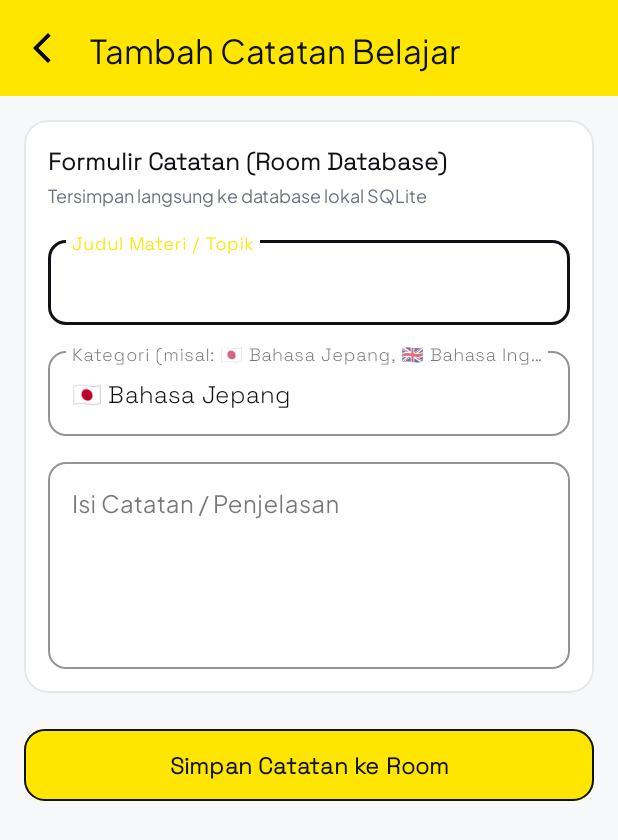
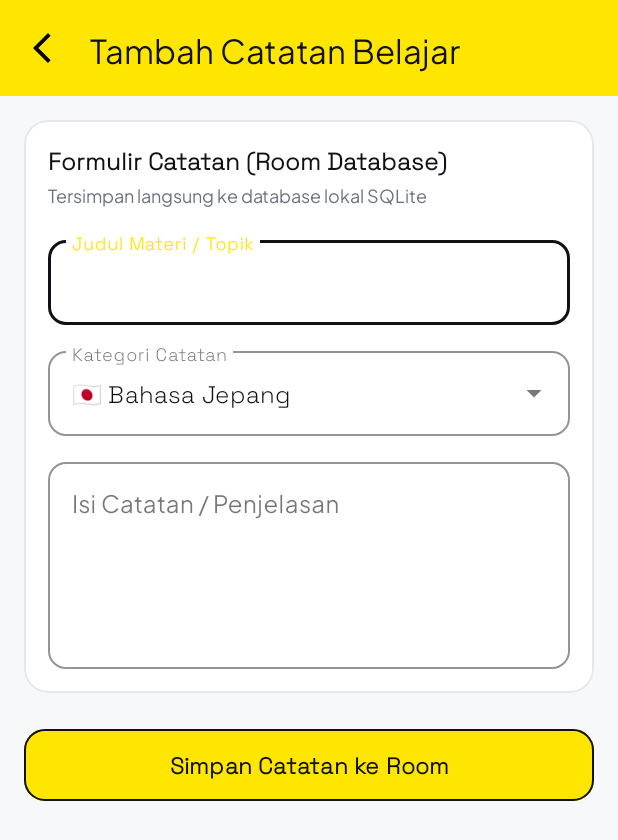
Before and after one commit to akashinotorare-ai/ProjectMobileRumah, an Android app: the NoteFormActivity screen opened directly, with no data from a screen before it, after a tap on "Simpan Catatan ke Room", on a phone screen of 412 x 824 dp. Shown: the top 840 px of the screen. Run offline under Robolectric (Android 15) with nearby library versions, the phone set to English and light mode, and no system bars; our stand-ins replace Room's generated code.

Commit message:
feat: implement exposed dropdown menu for note category selection

```diff
--- a/app/src/main/java/com/example/hanif_3tia/Note/NoteFormActivity.kt
+++ b/app/src/main/java/com/example/hanif_3tia/Note/NoteFormActivity.kt
@@ -1,6 +1,7 @@
 package com.example.hanif_3tia.Note
 
 import android.os.Bundle
+import android.widget.ArrayAdapter
 import android.widget.Toast
 import androidx.activity.enableEdgeToEdge
 import androidx.appcompat.app.AppCompatActivity
@@ -40,10 +41,21 @@ class NoteFormActivity : AppCompatActivity() {
         // Modul 12 Tahap 06: Inisialisasi Database
         db = AppDatabase.getInstance(this)
 
+        // Setup Dropdown Kategori Bahasa / Topik
+        val categories = arrayOf(
+            "🇯🇵 Bahasa Jepang",
+            "🇬🇧 Bahasa Inggris",
+            "⚡ Tips Belajar",
+            "📚 Tata Bahasa",
+            "📝 Kosakata Baru"
+        )
+        val categoryAdapter = ArrayAdapter(this, android.R.layout.simple_dropdown_item_1line, categories)
+        binding.actvCategory.setAdapter(categoryAdapter)
+
         // Modul 12 Tahap 06: Aksi Simpan
         binding.btnSaveNote.setOnClickListener {
             val title = binding.etTitle.text.toString().trim()
-            val category = binding.etCategory.text.toString().trim()
+            val category = binding.actvCategory.text.toString().trim()
             val content = binding.etContent.text.toString().trim()
 
             // Validasi form (Modul 12 Tahap 06)
--- a/app/src/main/res/layout/activity_note_form.xml
+++ b/app/src/main/res/layout/activity_note_form.xml
@@ -90,26 +90,26 @@
                             android:singleLine="true" />
                     </com.google.android.material.textfield.TextInputLayout>
 
-                    <!-- Input Kategori (Atribut ke-4) -->
+                    <!-- Input Kategori (Dropdown Menu) -->
                     <com.google.android.material.textfield.TextInputLayout
-                        style="@style/Widget.MaterialComponents.TextInputLayout.OutlinedBox"
+                        style="@style/Widget.MaterialComponents.TextInputLayout.OutlinedBox.ExposedDropdownMenu"
                         android:layout_width="match_parent"
                         android:layout_height="wrap_content"
                         android:layout_marginTop="12dp"
-                        android:hint="Kategori (misal: 🇯🇵 Bahasa Jepang, 🇬🇧 Bahasa Inggris, ⚡ Tips)"
+                        android:hint="Kategori Catatan"
                         app:boxCornerRadiusBottomEnd="12dp"
                         app:boxCornerRadiusBottomStart="12dp"
                         app:boxCornerRadiusTopEnd="12dp"
                         app:boxCornerRadiusTopStart="12dp"
                         app:boxStrokeColor="@color/Black_Solid">
 
-                        <com.google.android.material.textfield.TextInputEditText
-                            android:id="@+id/etCategory"
+                        <AutoCompleteTextView
+                            android:id="@+id/actvCategory"
                             android:layout_width="match_parent"
                             android:layout_height="wrap_content"
+                            android:inputType="none"
                             android:fontFamily="@font/spacegrotesk"
                             android:textColor="@color/Black_Solid"
-                            android:singleLine="true"
                             android:text="🇯🇵 Bahasa Jepang" />
                     </com.google.android.material.textfield.TextInputLayout>
 
```
